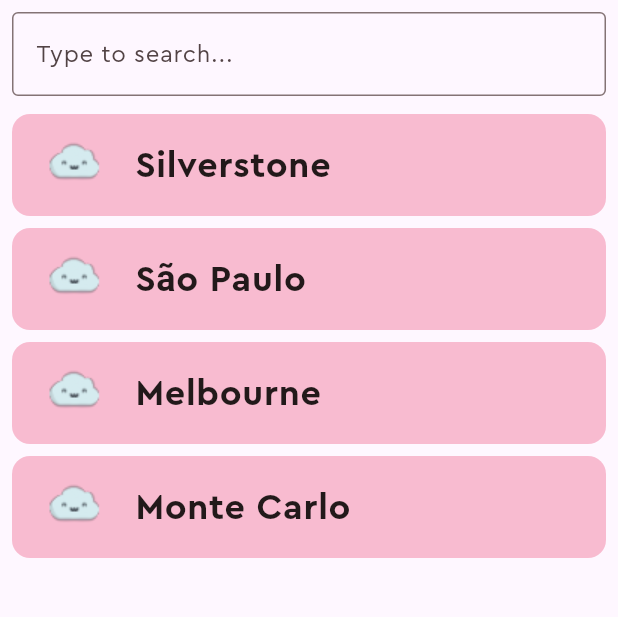
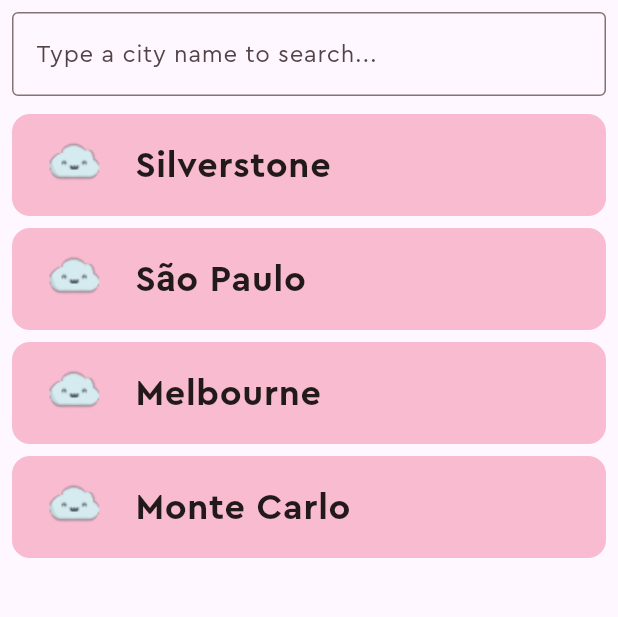
Before and after one commit to devkaio/cloudy, a Flutter app: the screen it shows after launch, on a phone screen of 412 x 824 dp, the part 84-701 px from its top. Run offline on Flutter 3.47's test engine with Material 3 defaults, Android fonts, the phone set to English and light mode, and no system bars; our stand-ins replace cached_network_image, connectivity_plus, diacritic, dio, flutter_bloc, shared_preferences; network calls fail.

Commit message:
docs: add search list bar docs strings

```diff
--- a/lib/src/features/weather/presentation/current_weather/view/current_weather_view.dart
+++ b/lib/src/features/weather/presentation/current_weather/view/current_weather_view.dart
@@ -30,6 +30,7 @@ class _CurrentWeatherViewState extends State<CurrentWeatherView> {
             child: Column(
               children: [
                 SearchListBar<({City city, Weather weather})>(
+                  searchHintText: 'Type a city name to search...',
                   items: state.citiesSearchResult,
                   builder: (context, item) => ListTile(
                     title: Row(
```
Also changed, not shown: lib/src/core/widgets/search_list_bar.dart (+13 -0 lines).
